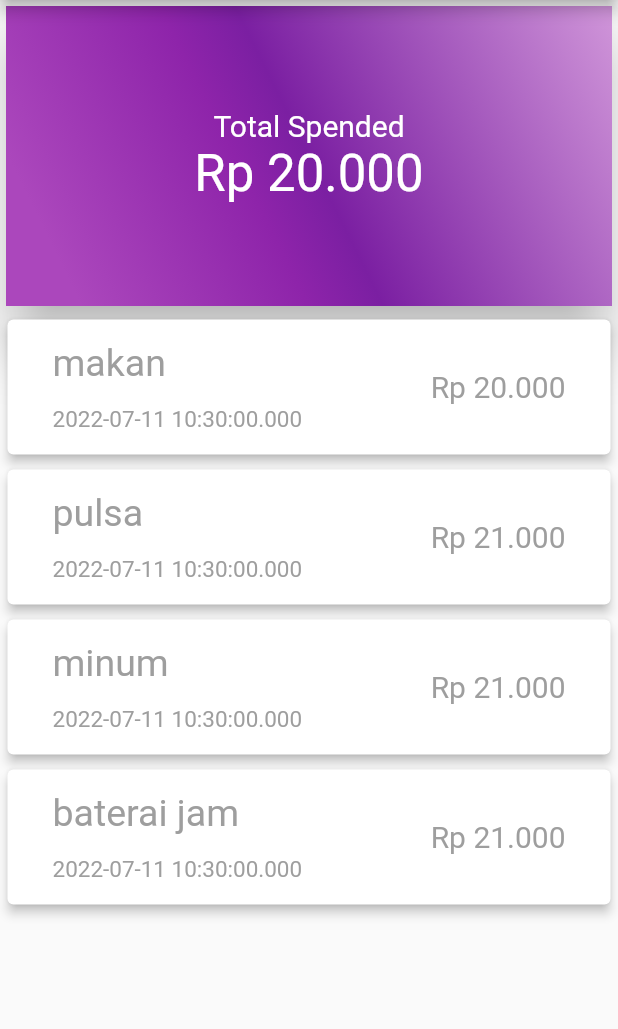
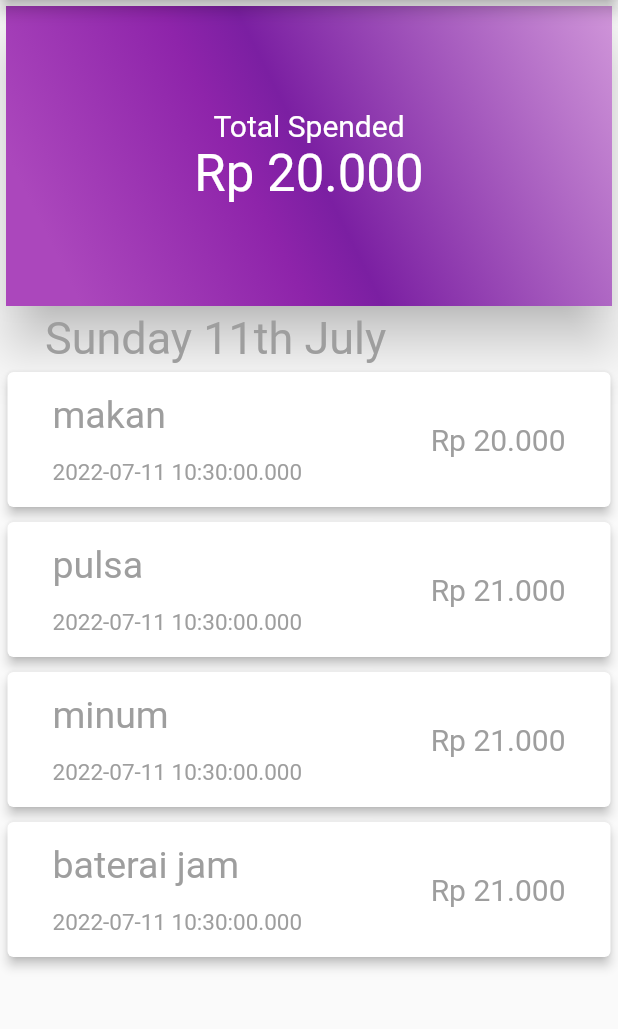
Before and after one commit to ridho-pratama-putra/flutter_app_money_tracker, a Flutter app: the screen it shows after launch, on a phone screen of 412 x 824 dp, the part 84-1113 px from its top. Run offline on Flutter 3.47's test engine with Material 2 defaults, Android fonts, the phone set to English and light mode, and no system bars.

Commit message:
add date for each transaction

```diff
--- a/lib/main.dart
+++ b/lib/main.dart
@@ -47,6 +47,18 @@ class MyHomePage extends StatelessWidget {
               child: MonthlySummary(amount: 20000),
             ),
             Column(
+              children: [
+                Container(
+                  alignment: Alignment.topLeft,
+                  padding: const EdgeInsets.fromLTRB(30, 0, 30, 0),
+                  child: const Text(
+                    "Sunday 11th July",
+                    style: TextStyle(fontSize: 30, color: Colors.grey),
+                  ),
+                )
+              ],
+            ),
+            Column(
               children: transaction
                   .map((e) => Container(
                         height: 100,
@@ -66,8 +78,10 @@ class MyHomePage extends StatelessWidget {
                                     padding:
                                         const EdgeInsets.fromLTRB(30, 0, 30, 0),
                                     child: Column(
-                                      mainAxisAlignment: MainAxisAlignment.spaceEvenly,
-                                      crossAxisAlignment: CrossAxisAlignment.start,
+                                      mainAxisAlignment:
+                                          MainAxisAlignment.spaceEvenly,
+                                      crossAxisAlignment:
+                                          CrossAxisAlignment.start,
                                       children: [
                                         Text(
                                           e.title,
```
